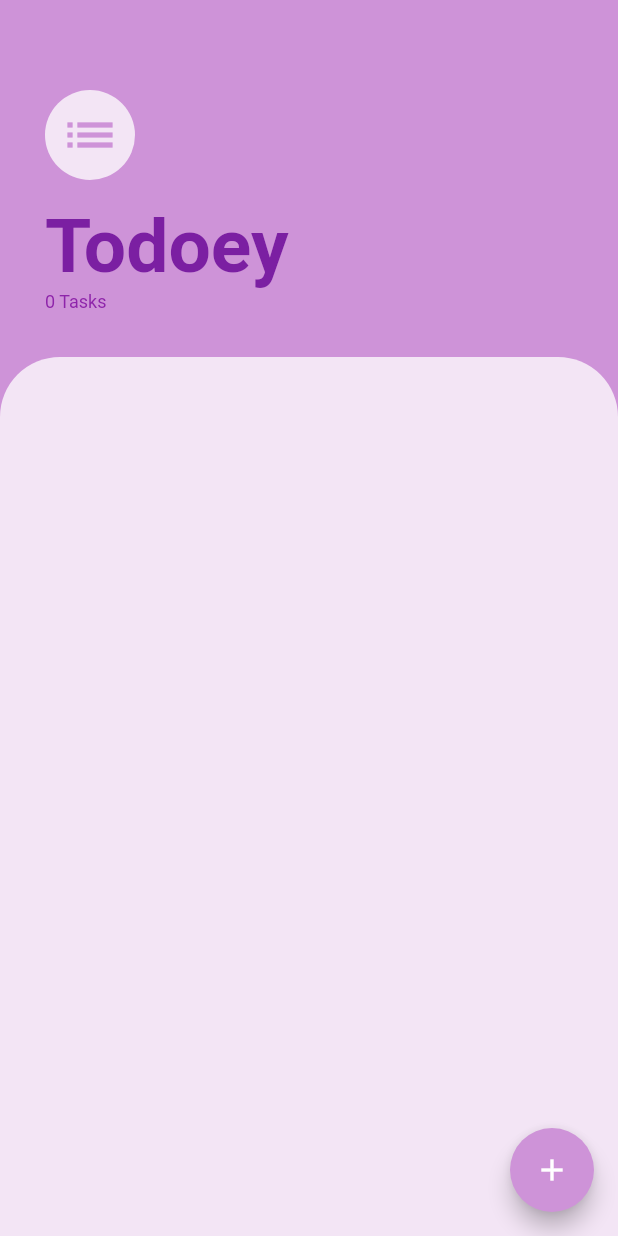
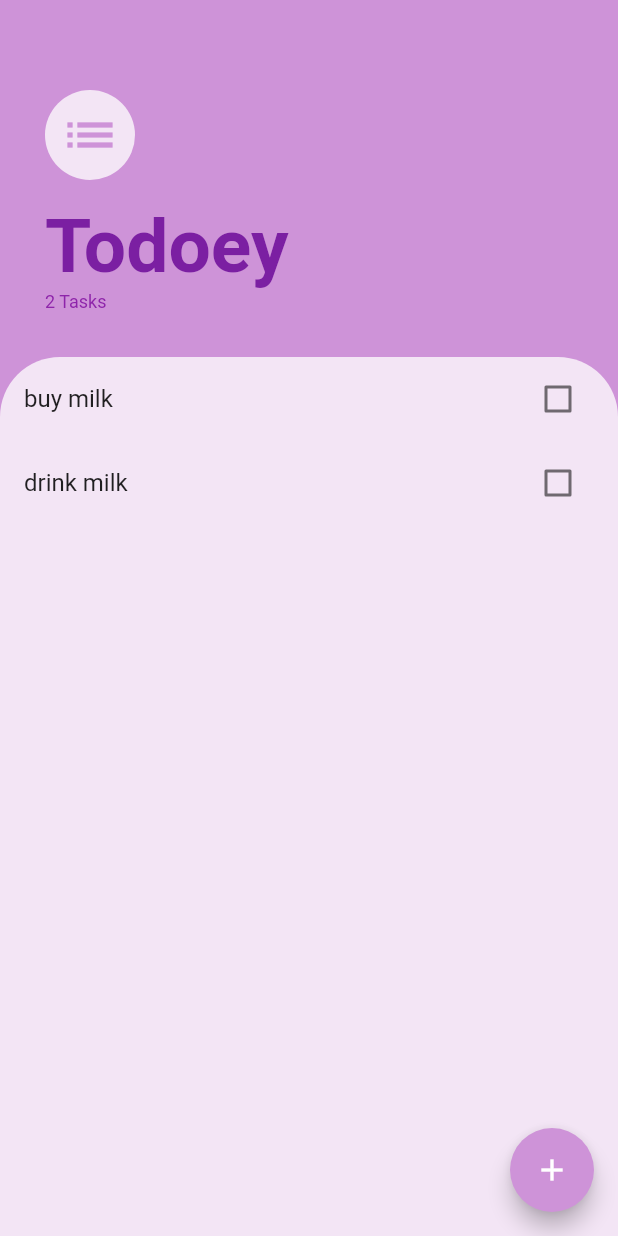
Before and after one commit to Iamabdulquddus/todoey-flutter, a Flutter app: the screen it shows after launch, on a phone screen of 412 x 824 dp. Run offline on Flutter 3.47's test engine with Material 2 defaults, Android fonts, the phone set to English and light mode, and no system bars; our stand-ins replace sqflite; accounts and stored records are empty.

```diff
--- a/lib/model/task.dart
+++ b/lib/model/task.dart
@@ -7,4 +7,5 @@ class Task {
   void toggleDone(){
     isDone = !isDone;
   }
+
 }
--- a/lib/model/tasks_data.dart
+++ b/lib/model/tasks_data.dart
@@ -2,9 +2,17 @@ import 'dart:collection';
 import 'package:flutter/material.dart';
 import 'package:todoey/model/task.dart';
 
+
 class TaskData extends ChangeNotifier{
 
-  List<Task> _tasks = [ ];
+  List<Task> _tasks = [
+    Task(
+      name: 'buy milk',
+    ),
+    Task(
+      name: 'drink milk',
+    ),
+  ];
   UnmodifiableListView<Task> get tasks {
     return UnmodifiableListView(_tasks);
 }
@@ -12,7 +20,6 @@ class TaskData extends ChangeNotifier{
   int get taskCount {
     return _tasks.length;
   }
-
   void addTask (String newTaskTitle){
     final  task = Task(name: newTaskTitle);
     _tasks.add(task);
```
Also changed, not shown: lib/model/store_data.dart (added, +19 -0 lines), lib/widgets/task_tile.dart (+6 -1 lines), pubspec.yaml (+1 -54 lines), pubspec.lock, 1 other file.
